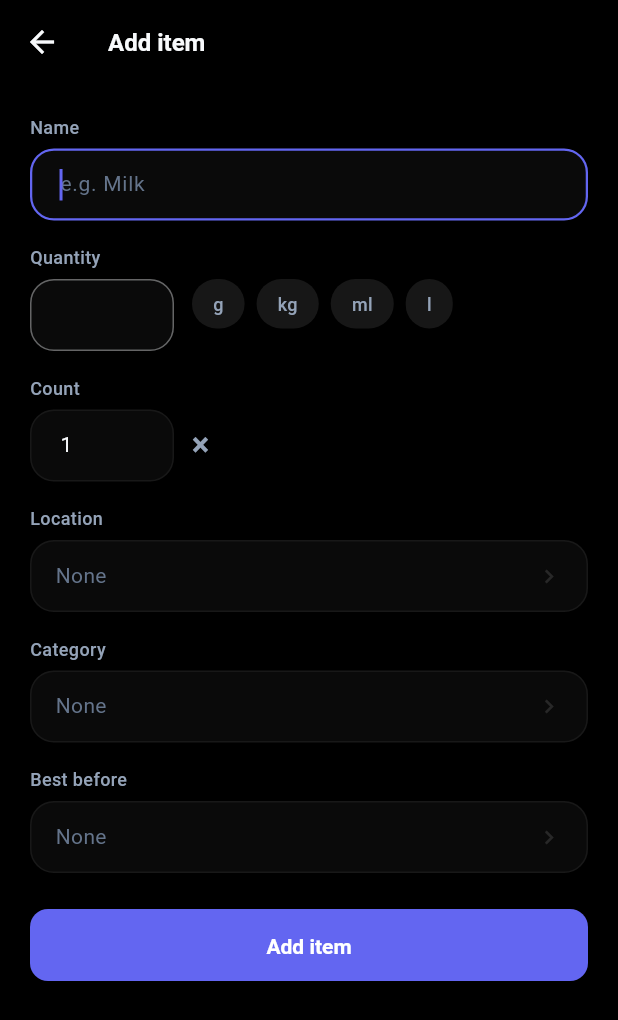
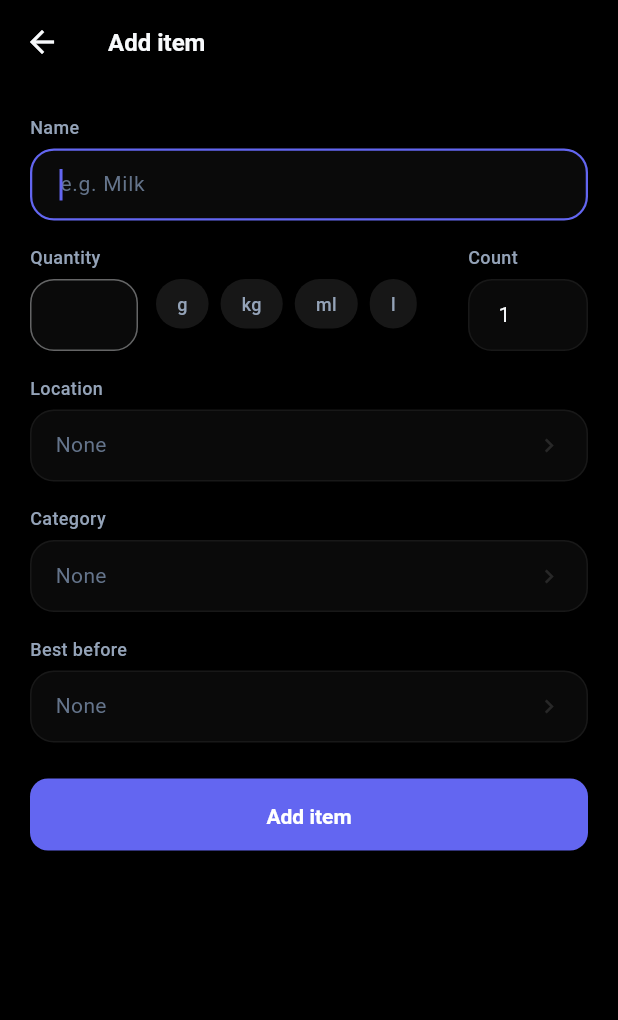
Before and after one commit to HannesEbert/Zaiko, a Flutter app: the ItemFormPage screen opened directly, on a phone screen of 412 x 824 dp. Shown: the top 1020 px of the screen. Run offline on Flutter 3.47's test engine with Material 3 defaults, Android fonts, the phone set to English and light mode, and no system bars; our stand-ins replace flutter_riverpod, freezed_annotation, go_router, permission_handler, qr_flutter, riverpod_annotation and 1 more; missing offline and left inert: mobile_scanner; accounts and stored records are empty; generated files the repository leaves out were written again.

Commit message:
@ refactor: place the count field beside the size in the item form
Put the "Anzahl" field on the same row as the "Menge" (size) so they read
as one block, and drop the decorative "×" that did nothing. Presentation
only — field order is unchanged, so behavior and tests are untouched.

Co-Authored-By: Claude Opus 4.8 <noreply@anthropic.com>
@

```diff
--- a/lib/features/inventory/presentation/pages/item_form_page.dart
+++ b/lib/features/inventory/presentation/pages/item_form_page.dart
@@ -172,31 +172,45 @@ class _ItemFormPageState extends ConsumerState<ItemFormPage> {
                 validator: (value) => InventoryValidators.name(l10n, value),
               ),
               const SizedBox(height: AppSpacing.s4),
+              // Size (left) and count (right) sit on one line as one block: the
+              // per-unit size and how many of them there are.
+              Row(
+                crossAxisAlignment: CrossAxisAlignment.start,
+                children: [
+                  Expanded(
+                    child: Column(
+                      crossAxisAlignment: CrossAxisAlignment.start,
+                      children: [
                         FieldLabel(l10n.itemFormQuantityLabel),
                         const SizedBox(height: AppSpacing.s1 + 2),
                         Row(
                           crossAxisAlignment: CrossAxisAlignment.start,
                           children: [
                             SizedBox(
-                    width: 96,
+                              width: 72,
                               child: TextFormField(
                                 controller: _quantityController,
-                      // The size only applies once a unit is picked; a plain
-                      // count leaves it empty and disabled.
+                                // The size only applies once a unit is picked; a
+                                // plain count leaves it empty and disabled.
                                 enabled: !isBusy && _unit != null,
-                      keyboardType: const TextInputType.numberWithOptions(
+                                keyboardType:
+                                    const TextInputType.numberWithOptions(
                                       decimal: true,
                                     ),
                                 inputFormatters: [
-                        FilteringTextInputFormatter.allow(RegExp(r'[0-9.,]')),
+                                  FilteringTextInputFormatter.allow(
+                                    RegExp(r'[0-9.,]'),
+                                  ),
                                 ],
                                 style: AppTypography.body.copyWith(
                                   color: colors.textPrimary,
                                 ),
                                 validator: _unit == null
                                     ? null
-                          : (value) =>
-                                InventoryValidators.quantity(l10n, value),
+                                    : (value) => InventoryValidators.quantity(
+                                        l10n,
+                                        value,
+                                      ),
                               ),
                             ),
                             const SizedBox(width: AppSpacing.s3),
@@ -209,30 +223,31 @@ class _ItemFormPageState extends ConsumerState<ItemFormPage> {
                             ),
                           ],
                         ),
-              const SizedBox(height: AppSpacing.s4),
+                      ],
+                    ),
+                  ),
+                  const SizedBox(width: AppSpacing.s4),
+                  SizedBox(
+                    width: 80,
+                    child: Column(
+                      crossAxisAlignment: CrossAxisAlignment.start,
+                      children: [
                         FieldLabel(l10n.itemFormCountLabel),
                         const SizedBox(height: AppSpacing.s1 + 2),
-              Row(
-                children: [
-                  SizedBox(
-                    width: 96,
-                    child: TextFormField(
+                        TextFormField(
                           controller: _countController,
                           enabled: !isBusy,
                           keyboardType: TextInputType.number,
-                      inputFormatters: [FilteringTextInputFormatter.digitsOnly],
+                          inputFormatters: [
+                            FilteringTextInputFormatter.digitsOnly,
+                          ],
                           style: AppTypography.body.copyWith(
                             color: colors.textPrimary,
                           ),
                           validator: (value) =>
                               InventoryValidators.count(l10n, value),
                         ),
-                  ),
-                  const SizedBox(width: AppSpacing.s3),
-                  Text(
-                    '×',
-                    style: AppTypography.title.copyWith(
-                      color: colors.textSecondary,
+                      ],
                     ),
                   ),
                 ],
```
Lines whose indentation alone changed are shown as unchanged.
